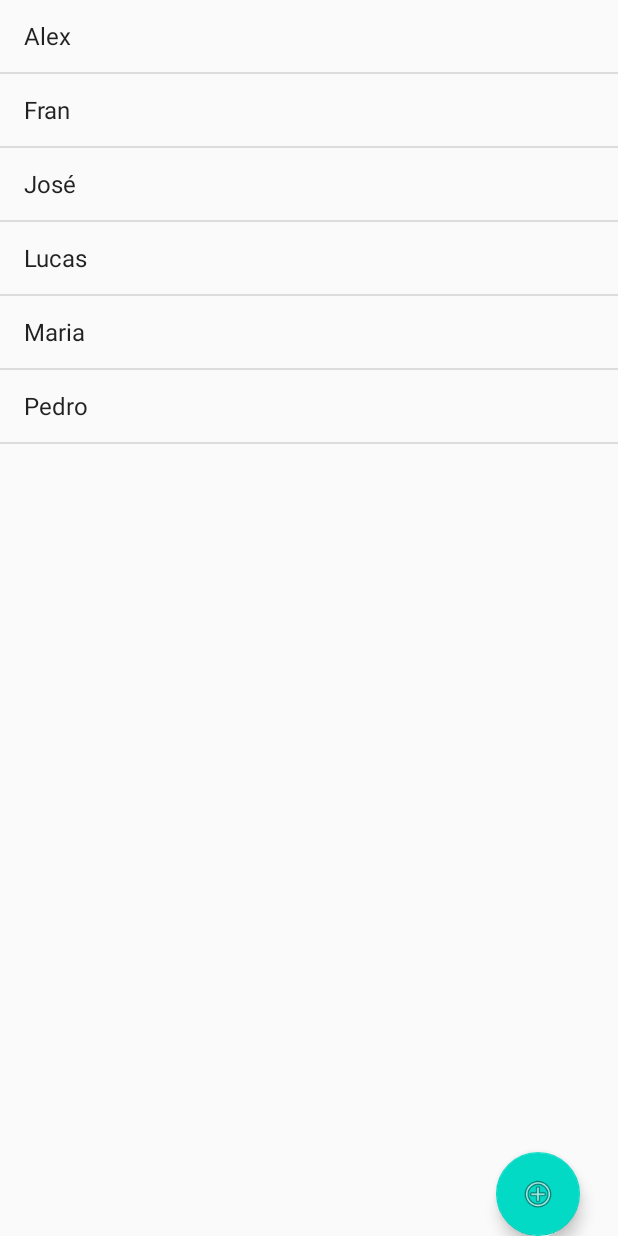
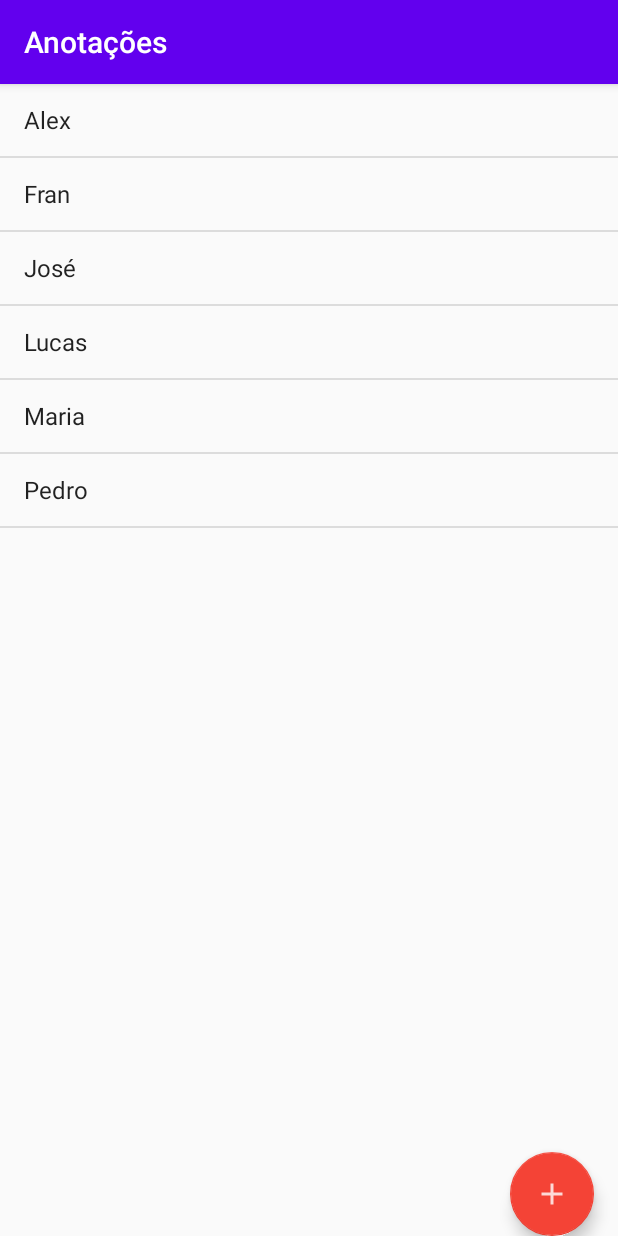
Before and after one commit to Lucasmaciiel/agenda-android, an Android app: the screen it shows after launch (MainActivity), on a phone screen of 412 x 824 dp. Run offline under Robolectric (Android 15) with nearby library versions, the phone set to English and light mode, and no system bars.

Commit message:
'Commit'

```diff
--- a/app/build.gradle
+++ b/app/build.gradle
@@ -25,7 +25,6 @@ android {
 
 dependencies {
     implementation fileTree(dir: 'libs', include: ['*.jar'])
-
     implementation 'androidx.appcompat:appcompat:1.1.0'
     testImplementation 'junit:junit:4.12'
     androidTestImplementation 'androidx.test.ext:junit:1.1.1'
--- a/app/src/main/java/br/com/lmg/MainActivity.java
+++ b/app/src/main/java/br/com/lmg/MainActivity.java
@@ -2,30 +2,30 @@ package br.com.lmg;
 
         import android.app.Activity;
         import android.os.Bundle;
-        import android.view.View;
         import android.widget.ArrayAdapter;
         import android.widget.ListView;
         import android.widget.TextView;
-        import android.widget.Toast;
 
         import java.util.ArrayList;
         import java.util.Arrays;
         import java.util.List;
 
         import androidx.annotation.Nullable;
+        import androidx.appcompat.app.AppCompatActivity;
 
-public class MainActivity extends Activity {
+public class MainActivity extends AppCompatActivity {
 
     @Override
     protected void onCreate(@Nullable Bundle savedInstanceState) {
         super.onCreate(savedInstanceState);
         TextView aluno = new TextView(this);
         setContentView(R.layout.activity_main);
+        setTitle("Anotações");
 
-        List<String> alunos = new ArrayList<>(Arrays.asList("Alex", "Fran", "José", "Lucas", "Maria", "Pedro"));
+        List<String> alunos = new ArrayList<String>(Arrays.asList("Alex", "Fran", "José", "Lucas", "Maria", "Pedro"));
 
-        ListView listaDeAlunos = findViewById(R.id.activity_main_lista_de_alunos);
-        listaDeAlunos.setAdapter(new ArrayAdapter<>(
+        ListView listaDeAlunos = (ListView) findViewById(R.id.activity_main_lista_de_alunos);
+        listaDeAlunos.setAdapter(new ArrayAdapter<String>(
                 this,
                  android.R.layout.simple_list_item_1,
                  alunos));
--- /dev/null
+++ b/app/src/main/res/drawable-anydpi/ic_action_novo_aluno.xml
@@ -0,0 +1,11 @@
+<vector xmlns:android="http://schemas.android.com/apk/res/android"
+    android:width="24dp"
+    android:height="24dp"
+    android:viewportWidth="24"
+    android:viewportHeight="24"
+    android:tint="#FFFFFF"
+    android:alpha="0.8">
+    <path
+        android:fillColor="#FF000000"
+        android:pathData="M19,13h-6v6h-2v-6H5v-2h6V5h2v6h6v2z"/>
+</vector>
--- a/app/src/main/res/layout/activity_main.xml
+++ b/app/src/main/res/layout/activity_main.xml
@@ -5,20 +5,28 @@
     android:layout_height="wrap_content">
 
     <ListView
-
         android:id="@+id/activity_main_lista_de_alunos"
         android:layout_width="match_parent"
-        android:layout_height="match_parent"/>
+        android:layout_height="match_parent"
+        android:layout_alignParentStart="true"
+        android:layout_alignParentTop="true">
+
+    </ListView>
 
     <com.google.android.material.floatingactionbutton.FloatingActionButton
-        android:id="@+id/floatingActionButton"
+        android:id="@+id/activity_main_fab_novo_aluno"
         android:layout_width="wrap_content"
         android:layout_height="wrap_content"
+        android:layout_alignBottom="@+id/activity_main_lista_de_alunos"
         android:layout_alignParentEnd="true"
         android:layout_alignParentBottom="true"
-        android:layout_marginEnd="25dp"
-        android:layout_marginBottom="25dp"
+        android:layout_marginStart="16dp"
+        android:layout_marginTop="16dp"
+        android:layout_marginEnd="16dp"
+        android:layout_marginBottom="16dp"
         android:clickable="true"
-        app:srcCompat="@android:drawable/ic_menu_add" />
+        android:contextClickable="true"
+        android:src="@drawable/ic_action_novo_aluno"
+        app:backgroundTint="#F44336" />
 
 </RelativeLayout>
```
Also changed, not shown: app/src/main/res/drawable-hdpi/ic_action_novo_aluno.png (added), app/src/main/res/drawable-mdpi/ic_action_novo_aluno.png (added), app/src/main/res/drawable-xhdpi/ic_action_novo_aluno.png (added), app/src/main/res/drawable-xxhdpi/ic_action_novo_aluno.png (added).
